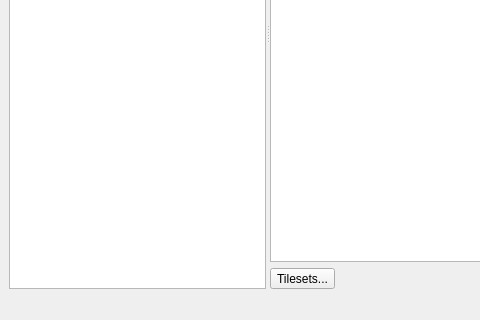
The window that src/tiled/tilerotationwindow.ui (timbaker/tiled) describes before a commit, drawn with Qt 5; both pictures show x 0 to 480 and y 280 to 600 of the 800 by 600 pixel window.
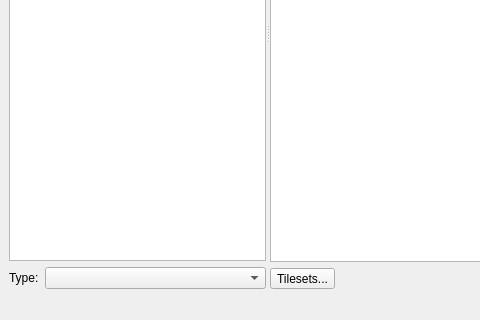
The same window after the commit. Icons and pictures are not drawn. Custom widgets are drawn as their Qt base class.

```diff
--- a/src/tiled/tilerotationwindow.ui
+++ b/src/tiled/tilerotationwindow.ui
@@ -28,6 +28,27 @@
         <item>
          <widget class="BuildingEditor::FurnitureView" name="furnitureView"/>
         </item>
+        <item>
+         <layout class="QHBoxLayout" name="horizontalLayout">
+          <item>
+           <widget class="QLabel" name="label">
+            <property name="text">
+             <string>Type:</string>
+            </property>
+           </widget>
+          </item>
+          <item>
+           <widget class="QComboBox" name="typeComboBox">
+            <property name="sizePolicy">
+             <sizepolicy hsizetype="Preferred" vsizetype="Fixed">
+              <horstretch>1</horstretch>
+              <verstretch>0</verstretch>
+             </sizepolicy>
+            </property>
+           </widget>
+          </item>
+         </layout>
+        </item>
        </layout>
       </widget>
       <widget class="QWidget" name="layoutWidget">
```
